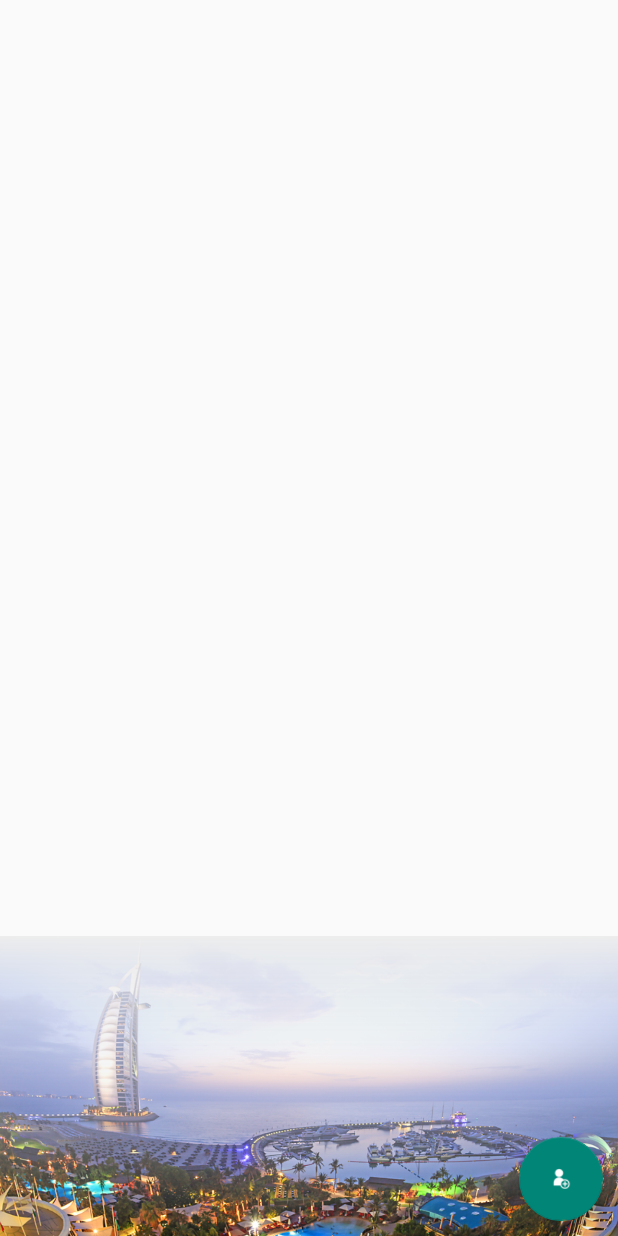
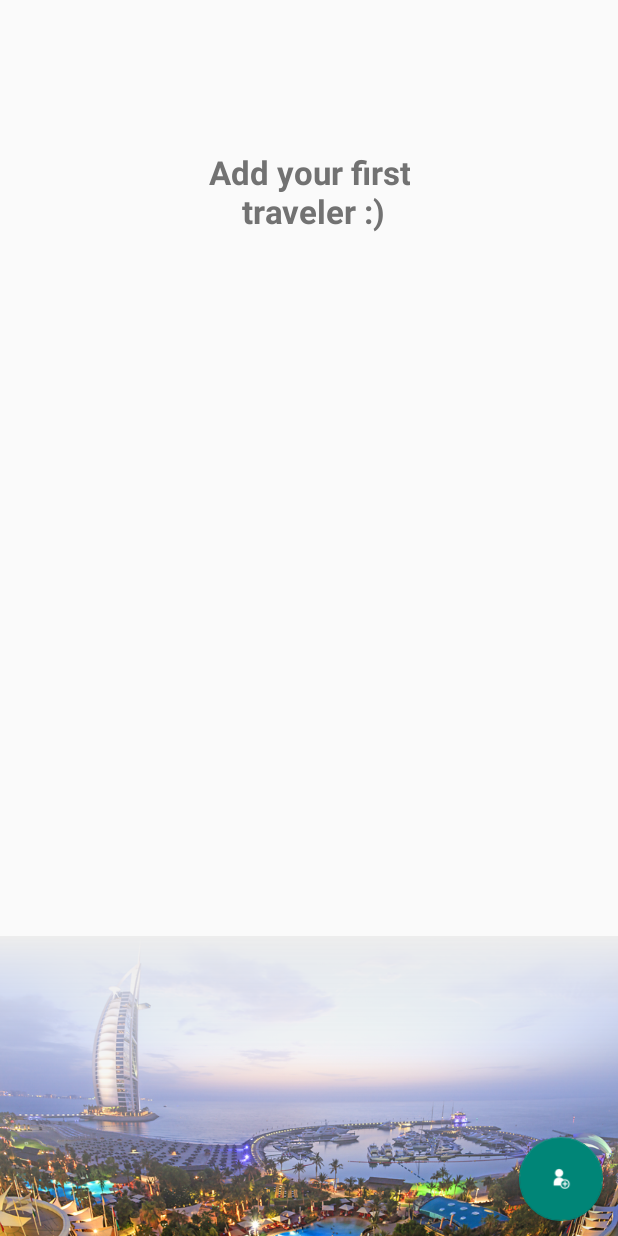
Before and after one commit to 0ximDigital/appsScanner, an Android app: the AddDestinationTravelersActivity screen opened directly, with no data from a screen before it, on a phone screen of 412 x 824 dp. Run offline under Robolectric (Android 15) with nearby library versions, the phone set to English and light mode, and no system bars; our stand-ins replace Picasso; libraries missing offline, so code that uses them is left out: com.github.clans.fab; plain views replace FloatingActionButton; pictures from the network do not load; 2 statements that could not run were skipped.

Commit message:
Setting proper image.. first traveler text

```diff
--- a/app/src/main/java/tscanner/msquared/hr/travelscanner/activities/AddDestinationTravelersActivity.java
+++ b/app/src/main/java/tscanner/msquared/hr/travelscanner/activities/AddDestinationTravelersActivity.java
@@ -5,13 +5,17 @@ import android.os.Bundle;
 import android.view.View;
 import android.widget.ImageView;
 import android.widget.LinearLayout;
+import android.widget.TextView;
 
 import com.github.clans.fab.FloatingActionButton;
+import com.google.gson.Gson;
+import com.squareup.picasso.Picasso;
 
 import java.util.Random;
 
 import tscanner.msquared.hr.travelscanner.R;
 import tscanner.msquared.hr.travelscanner.customViews.TravelerView;
+import tscanner.msquared.hr.travelscanner.models.restModels.TravelDestination;
 
 /**
  * Created by Matej on 5/29/2015.
@@ -20,16 +24,24 @@ public class AddDestinationTravelersActivity extends Activity {
 
     private final String TAG = this.getClass().getSimpleName();
 
+    public static final String DESTINATION_SERIALIZED_DATA = "destination_serialized_data";
+
     private LinearLayout containerLinearLayout;
 
     private ImageView destinationBottomImage;
+    private TextView firstTravelerText;
 
     private FloatingActionButton addTravelerButton;
+
+    private Gson gson;
+
+    private TravelDestination travelDestination;
 
     @Override
     protected void onCreate(Bundle savedInstanceState) {
         super.onCreate(savedInstanceState);
         setContentView(R.layout.activity_add_destination_travelers);
+        this.gson = new Gson();
         this.referenceViews();
     }
 
@@ -37,8 +49,16 @@ public class AddDestinationTravelersActivity extends Activity {
 
         this.containerLinearLayout = (LinearLayout) findViewById(R.id.containerLinearLayout);
         this.addTravelerButton = (FloatingActionButton) findViewById(R.id.btnAddDestinationTraveler);
+
         this.destinationBottomImage = (ImageView) findViewById(R.id.imgDestinationBottom);
-        // TODO - postavim image ovisno o destianciji
+        String destinationData = getIntent().getStringExtra(this.DESTINATION_SERIALIZED_DATA);
+        if(destinationData != null){
+            travelDestination = gson.fromJson(destinationData, TravelDestination.class);
+            Picasso.with(this).load(travelDestination.getPicture()).into(this.destinationBottomImage);
+        }
+
+        this.firstTravelerText = (TextView) findViewById(R.id.txtAddFirstTraveler);
+
         this.addTravelerButton.setOnClickListener(new View.OnClickListener() {
             @Override
             public void onClick(View view) {
@@ -47,6 +67,7 @@ public class AddDestinationTravelersActivity extends Activity {
                 travelerView.setParent(containerLinearLayout);
                 travelerView.setTravelerTitleName("Traveler -> " + new Random().nextInt());
                 containerLinearLayout.addView(travelerView);
+                firstTravelerText.setVisibility(View.GONE);
             }
         });
     }
--- a/app/src/main/res/layout/activity_add_destination_travelers.xml
+++ b/app/src/main/res/layout/activity_add_destination_travelers.xml
@@ -31,7 +31,8 @@
 
         <ScrollView
             android:layout_width="match_parent"
-            android:layout_height="wrap_content">
+            android:layout_height="wrap_content"
+            android:id="@+id/scrollView">
 
             <LinearLayout
                 android:layout_width="match_parent"
@@ -43,6 +44,19 @@
             </LinearLayout>
 
         </ScrollView>
+
+        <TextView
+            android:layout_width="wrap_content"
+            android:layout_height="wrap_content"
+            android:textAppearance="?android:attr/textAppearanceLarge"
+            android:text="Add your first\n traveler :)"
+            style="@style/TravelerTitleTextStyle"
+            android:textColor="@color/traveler_secondary_text"
+            android:id="@+id/txtAddFirstTraveler"
+            android:layout_below="@+id/scrollView"
+            android:layout_centerHorizontal="true"
+            android:layout_marginTop="100dp"
+            android:gravity="center_horizontal" />
 
     </RelativeLayout>
 
```
Also changed, not shown: app/src/main/java/tscanner/msquared/hr/travelscanner/activities/DestinationInfoActivity.java (+7 -5 lines).
